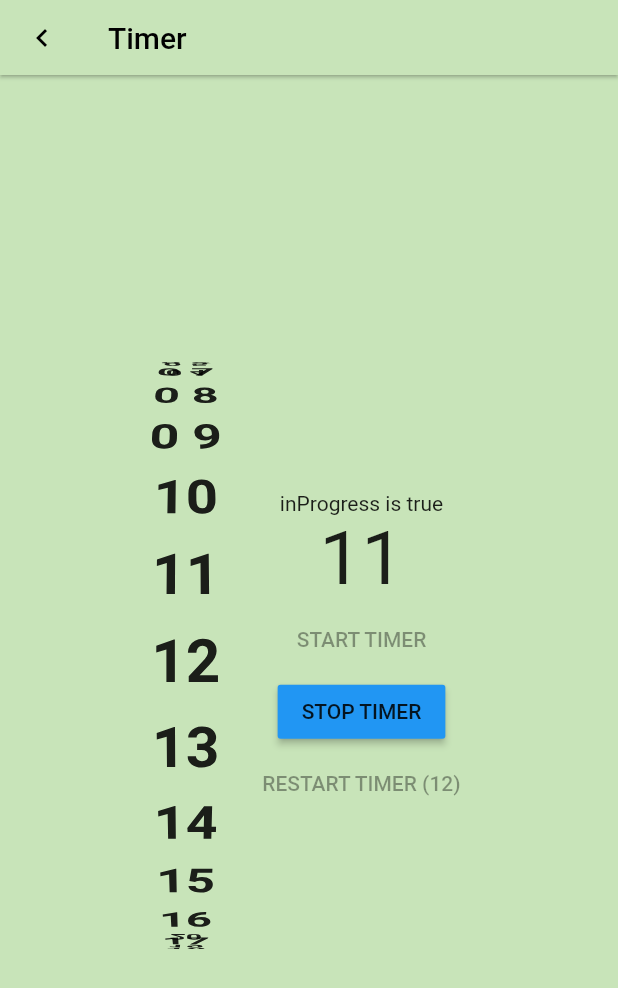
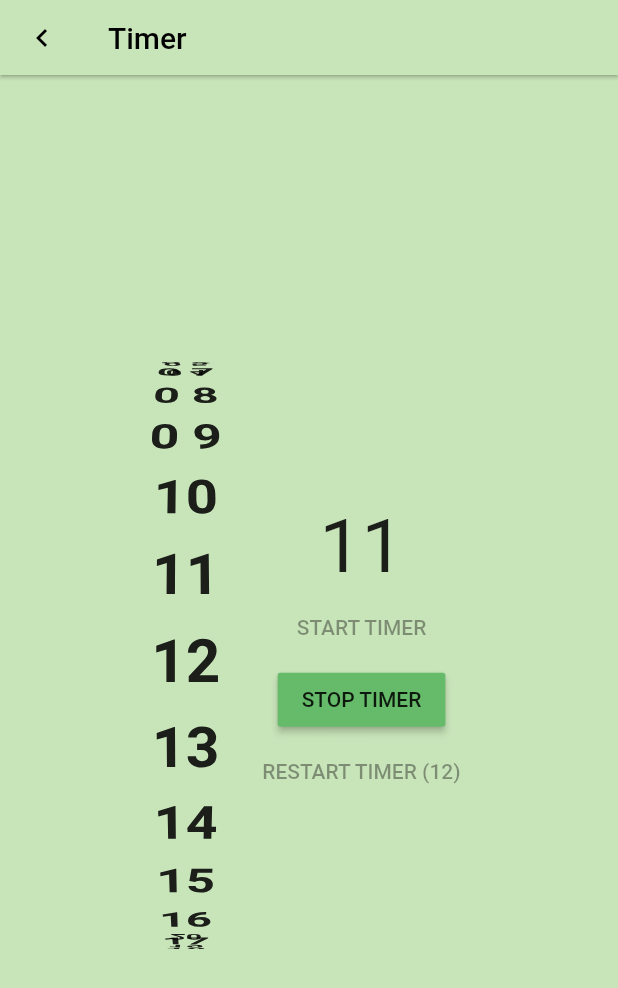
Before and after one commit to ubclaunchpad/virtual-pet, a Flutter app: the screen it shows after launch, item 2 of the bottom bar chosen, scrolled down 576 dp, after a tap on "START TIMER", on a phone screen of 412 x 824 dp. Shown: the top 988 px of the screen. Run offline on Flutter 3.47's test engine with Material 2 defaults, Android fonts, the light colour scheme and no system bars; missing offline and left inert: flame.

Commit message:
addressed Odin's PR comments and as well as flutter analyze

```diff
--- a/front-end/virtual_pet/lib/pages/home.dart
+++ b/front-end/virtual_pet/lib/pages/home.dart
@@ -19,8 +19,8 @@ class HomeState extends State<Home> {
   @override
   Widget build(BuildContext context) {
     return Scaffold(
-        body: SafeArea(
-          child: const Center(
+        body: const SafeArea(
+          child: Center(
             child: VirtualPetGameLayer(),
           ),
         ),
--- a/front-end/virtual_pet/lib/pages/minutes.dart
+++ b/front-end/virtual_pet/lib/pages/minutes.dart
@@ -11,11 +11,9 @@ class MyMinutes extends StatelessWidget {
       padding: const EdgeInsets.symmetric(vertical: 5.0),
       child: Center(
         child: Text(
-          // mins < 10 ? '0' + mins.toString() : mins.toString(),
           mins < 10 ? '0 ${mins.toString()}' : mins.toString(),
           style: const TextStyle(
             fontSize: 40,
-            // color: Colors.white,
             fontWeight: FontWeight.bold,
           ),
         ),
--- a/front-end/virtual_pet/lib/pages/pomodoro_page.dart
+++ b/front-end/virtual_pet/lib/pages/pomodoro_page.dart
@@ -62,7 +62,6 @@ class PomodoroState extends State<PomodoroPage> {
   @override
   Widget build(BuildContext context) {
     return Scaffold(
-      // backgroundColor: Colors.grey[900],
       appBar: const CustomAppBar(title: "Timer"),
       body: Row(
         mainAxisAlignment: MainAxisAlignment.center,
@@ -97,7 +96,6 @@ class PomodoroState extends State<PomodoroPage> {
           Column(
             mainAxisAlignment: MainAxisAlignment.center,
             children: [
-              Text("inProgress is " + inProgress.toString()),
               // Text("LAST VALUE IS " + lastValue.toString()),
               Text(
                 timeLeft == 0 ? "DONE" : timeLeft.toString(),
@@ -107,20 +105,19 @@ class PomodoroState extends State<PomodoroPage> {
                 onPressed: timeLeft != 0 && inProgress == false
                     ? _startCountDown
                     : null,
-                color: Colors.blue,
+                color: Colors.green[400],
                 child: const Text("START TIMER"),
               ),
               MaterialButton(
                 onPressed: inProgress == true ? _stopTimer : null,
-                color: Colors.blue,
+                color: Colors.green[400],
                 child: const Text("STOP TIMER"),
               ),
               MaterialButton(
                 onPressed: firstTime == true || inProgress == true
                     ? null
                     : _restartTimer,
-                color: Colors.blue,
-                // child: Text("RESTART TIMER (" + lastValue.toString() + ")"),
+                color: Colors.green[400],
                 child: Text("RESTART TIMER (${lastValue.toString()})"),
               ),
             ],
```
Also changed, not shown: front-end/virtual_pet/lib/flame/components/hud/health_bar.dart (+6 -6 lines).
